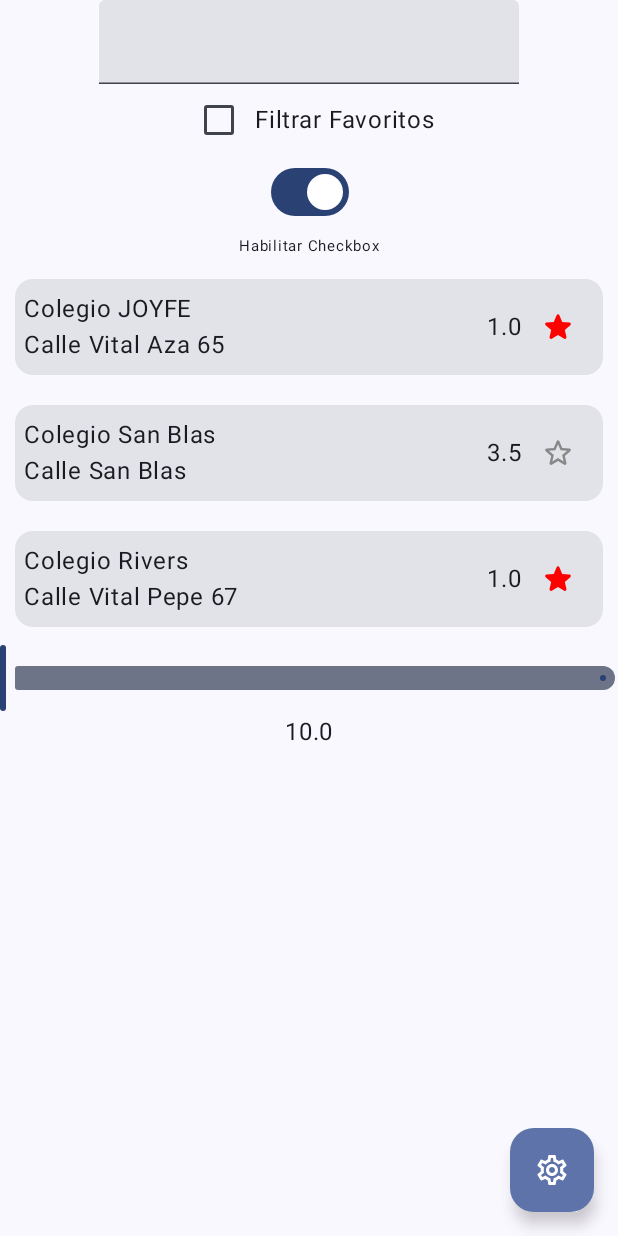
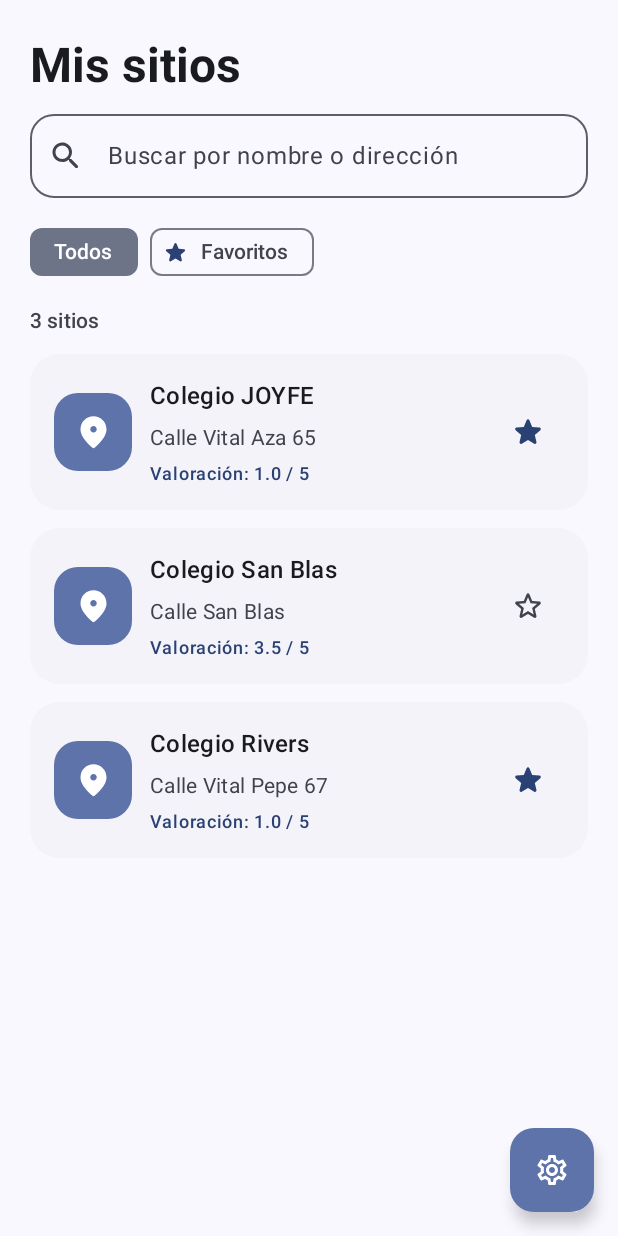
Before and after one commit to marioProfeJOYFE/Planes, an Android app built with Jetpack Compose: the screen it shows after launch (MainActivity), on a phone screen of 412 x 824 dp. Run offline under Robolectric (Android 15) with nearby library versions, the phone set to English and light mode, and no system bars; our stand-ins replace Navigation 3.

Commit message:
Nuevos diseños

```diff
--- a/app/src/main/java/com/mrh/planes/ui/component/SiteCard.kt
+++ b/app/src/main/java/com/mrh/planes/ui/component/SiteCard.kt
@@ -1,28 +1,34 @@
 package com.mrh.planes.ui.component
 
+import androidx.compose.foundation.background
 import androidx.compose.foundation.layout.Arrangement
+import androidx.compose.foundation.layout.Box
 import androidx.compose.foundation.layout.Column
 import androidx.compose.foundation.layout.Row
 import androidx.compose.foundation.layout.fillMaxWidth
 import androidx.compose.foundation.layout.padding
+import androidx.compose.foundation.layout.size
+import androidx.compose.foundation.shape.RoundedCornerShape
 import androidx.compose.material.icons.Icons
+import androidx.compose.material.icons.rounded.LocationOn
 import androidx.compose.material.icons.rounded.Star
 import androidx.compose.material.icons.rounded.StarBorder
 import androidx.compose.material3.Card
+import androidx.compose.material3.CardDefaults
 import androidx.compose.material3.Icon
 import androidx.compose.material3.IconButton
+import androidx.compose.material3.MaterialTheme
 import androidx.compose.material3.Text
 import androidx.compose.runtime.Composable
-import androidx.compose.runtime.getValue
-import androidx.compose.runtime.mutableStateOf
-import androidx.compose.runtime.remember
-import androidx.compose.runtime.setValue
 import androidx.compose.ui.Alignment
 import androidx.compose.ui.Modifier
-import androidx.compose.ui.graphics.Color
+import androidx.compose.ui.draw.clip
+import androidx.compose.ui.text.font.FontWeight
+import androidx.compose.ui.text.style.TextOverflow
 import androidx.compose.ui.tooling.preview.Preview
 import androidx.compose.ui.unit.dp
 import com.mrh.planes.data.Site
+import com.mrh.planes.ui.theme.PlanesTheme
 
 @Composable
 fun SiteCard(
@@ -31,64 +37,123 @@ fun SiteCard(
     onClick: (Int) -> Unit
 ) {
     Card(
-        modifier = Modifier
-            .fillMaxWidth()
-            .padding(10.dp),
         onClick = {
             onClick(sitio.id)
-        }
+        },
+        modifier = Modifier.fillMaxWidth(),
+        shape = RoundedCornerShape(20.dp),
+        colors = CardDefaults.cardColors(
+            containerColor = MaterialTheme.colorScheme.surfaceContainerLow
+        )
     ) {
         Row(
             modifier = Modifier
                 .fillMaxWidth()
-                .padding(
-                    horizontal = 6.dp,
-                    vertical = 8.dp
-                ),
+                .padding(16.dp),
             verticalAlignment = Alignment.CenterVertically,
-            horizontalArrangement = Arrangement.SpaceBetween
+            horizontalArrangement = Arrangement.spacedBy(12.dp)
         ) {
-            Column() {
-                Text(text = sitio.nombre)
-                Text(text = sitio.direccion)
-            }
-            Row(
-                verticalAlignment = Alignment.CenterVertically
-            ) {
-                Text(text = sitio.rating.toString())
-                IconButton(
-                    //IGUAL DE VALIDO (SOLO UNA ACCION)
-                    //onClick = onFavoritoClick
-                    onClick = {
-                        onFavoritoClick()
-                    }
+            // Icono del sitio
+            Box(
+                modifier = Modifier
+                    .size(52.dp)
+                    .clip(RoundedCornerShape(16.dp))
+                    .background(MaterialTheme.colorScheme.primaryContainer),
+                contentAlignment = Alignment.Center
             ) {
                 Icon(
-                        imageVector = if (sitio.esFavorito) Icons.Rounded.Star else Icons.Rounded.StarBorder,
-                        contentDescription = "Icono de Estrella",
-                        tint = if(sitio.esFavorito) Color.Red else Color.Gray
+                    imageVector = Icons.Rounded.LocationOn,
+                    contentDescription = null,
+                    tint = MaterialTheme.colorScheme.onPrimaryContainer,
+                    modifier = Modifier.size(26.dp)
+                )
+            }
+
+            // Información: ocupa el espacio disponible.
+            Column(
+                modifier = Modifier.weight(1f),
+                verticalArrangement = Arrangement.spacedBy(6.dp)
+            ) {
+                Text(
+                    text = sitio.nombre,
+                    style = MaterialTheme.typography.titleMedium,
+                    fontWeight = FontWeight.SemiBold,
+                    maxLines = 2,
+                    overflow = TextOverflow.Ellipsis
+                )
+
+                Text(
+                    text = sitio.direccion,
+                    style = MaterialTheme.typography.bodyMedium,
+                    color = MaterialTheme.colorScheme.onSurfaceVariant,
+                    maxLines = 2,
+                    overflow = TextOverflow.Ellipsis
+                )
+
+                Text(
+                    text = "Valoración: ${sitio.rating} / 5",
+                    style = MaterialTheme.typography.labelMedium,
+                    color = MaterialTheme.colorScheme.primary
+                )
+            }
+
+            // La estrella comunica la acción a la pantalla.
+            IconButton(
+                onClick = onFavoritoClick
+            ) {
+                Icon(
+                    imageVector = if (sitio.esFavorito) {
+                        Icons.Rounded.Star
+                    } else {
+                        Icons.Rounded.StarBorder
+                    },
+                    contentDescription = if (sitio.esFavorito) {
+                        "Quitar ${sitio.nombre} de favoritos"
+                    } else {
+                        "Añadir ${sitio.nombre} a favoritos"
+                    },
+                    tint = if (sitio.esFavorito) {
+                        MaterialTheme.colorScheme.primary
+                    } else {
+                        MaterialTheme.colorScheme.onSurfaceVariant
+                    }
                 )
             }
         }
     }
 }
-}
 
+@Preview(showBackground = true)
 @Composable
-@Preview
 fun SiteCardPreview() {
+    PlanesTheme {
+        Column(
+            modifier = Modifier.padding(20.dp),
+            verticalArrangement = Arrangement.spacedBy(12.dp)
+        ) {
             SiteCard(
                 sitio = Site(
                     id = 0,
                     nombre = "Colegio JOYFE",
                     direccion = "Calle Vital Aza 65",
+                    rating = 4.5,
                     esFavorito = true
                 ),
-        onFavoritoClick = {
-            //DEFINIMOS LA ACCION
-        },
-        onClick = {
+                onFavoritoClick = {},
+                onClick = {}
+            )
 
-        }
+            SiteCard(
+                sitio = Site(
+                    id = 1,
+                    nombre = "Colegio San Blas",
+                    direccion = "Calle San Blas",
+                    rating = 3.5,
+                    esFavorito = false
+                ),
+                onFavoritoClick = {},
+                onClick = {}
             )
         }
+    }
+}
--- a/app/src/main/java/com/mrh/planes/ui/screen/SitesScreen.kt
+++ b/app/src/main/java/com/mrh/planes/ui/screen/SitesScreen.kt
@@ -1,174 +1,252 @@
 package com.mrh.planes.ui.screen
 
-import androidx.compose.foundation.layout.Column
-import androidx.compose.foundation.layout.Row
-import androidx.compose.foundation.layout.fillMaxWidth
+import androidx.compose.foundation.layout.*
 import androidx.compose.foundation.lazy.LazyColumn
 import androidx.compose.foundation.lazy.items
+import androidx.compose.foundation.shape.RoundedCornerShape
 import androidx.compose.foundation.text.KeyboardActions
 import androidx.compose.foundation.text.KeyboardOptions
-import androidx.compose.material3.Checkbox
-import androidx.compose.material3.Slider
-import androidx.compose.material3.Switch
-import androidx.compose.material3.Text
-import androidx.compose.material3.TextField
-import androidx.compose.runtime.Composable
-import androidx.compose.runtime.getValue
-import androidx.compose.runtime.mutableStateOf
-import androidx.compose.runtime.remember
-import androidx.compose.runtime.setValue
+import androidx.compose.material.icons.Icons
+import androidx.compose.material.icons.rounded.Close
+import androidx.compose.material.icons.rounded.Search
+import androidx.compose.material.icons.rounded.Star
+import androidx.compose.material3.*
+import androidx.compose.runtime.*
 import androidx.compose.ui.Alignment
 import androidx.compose.ui.Modifier
+import androidx.compose.ui.platform.LocalSoftwareKeyboardController
+import androidx.compose.ui.text.font.FontWeight
 import androidx.compose.ui.text.input.ImeAction
-import androidx.compose.ui.text.input.KeyboardType
 import androidx.compose.ui.tooling.preview.Preview
-import androidx.compose.ui.unit.sp
-import com.mrh.planes.data.Site
+import androidx.compose.ui.unit.dp
 import com.mrh.planes.data.listaSitios
 import com.mrh.planes.ui.component.SiteCard
 import com.mrh.planes.ui.state.SitesUiState
-import kotlin.collections.mutableListOf
+import com.mrh.planes.ui.theme.PlanesTheme
 
 @Composable
 fun SitesScreen(
     uiState: SitesUiState,
     modifier: Modifier = Modifier,
-    onFavoriteClick:(Int) -> Unit,
+    onFavoriteClick: (Int) -> Unit,
     onDetailNavigation: (Int) -> Unit
 ) {
+    // En clase trasladaremos la búsqueda al ViewModel.
+    var textoBusqueda by remember { mutableStateOf("") }
+    var soloFavoritos by remember { mutableStateOf(false) }
 
-    //DATOS QUE MUESTRA LA INTERFAZ
+    val teclado = LocalSoftwareKeyboardController.current
 
-    // Variable para buscar en la lista de sitios (escribiendo en la caja de texto)
-    var textoBusqueda by remember { mutableStateOf("") }
+    // Calculamos los resultados a partir de los datos actuales.
+    val sitiosFiltrados = uiState.sitios.filter { sitio ->
+        val coincideBusqueda =
+            sitio.nombre.contains(textoBusqueda, ignoreCase = true) ||
+                    sitio.direccion.contains(textoBusqueda, ignoreCase = true)
 
-    var isCheckBoxFavPresionado by remember { mutableStateOf(false) }
+        val coincideFavorito = !soloFavoritos || sitio.esFavorito
 
-    var isSwitchFavPresionado by remember { mutableStateOf(true) }
+        coincideBusqueda && coincideFavorito
+    }
 
-    var sliderValue by remember { mutableStateOf(10f) }
-
-    // LAMBDA que filtrará la lista, tanto por el [textoBusqueda]
-    // como por [isCheckBoxFavPresionado]
-    val listaFiltrada = { listaSitios: List<Site>, esPresionado: Boolean ->
-        var listaFinal = listOf<Site>()
-        if (esPresionado) {
-            listaFinal = listaSitios.filter { sitio: Site ->
-                //sitio.esFavorito == true Y (sitio.nombre o sitio.direccion contengan textoBusqueda == true)
-                sitio.esFavorito &&
-                        //PARENTESIS ENTRE AMBAS CONDICIONES
-                        (sitio.nombre.contains(textoBusqueda, ignoreCase = true) ||
-                                sitio.direccion.contains(textoBusqueda, ignoreCase = true))
-            }
-        } else {
-            listaFinal = listaSitios.filter { sitio: Site ->
-                sitio.nombre.contains(textoBusqueda, ignoreCase = true) ||
-                        sitio.direccion.contains(textoBusqueda, ignoreCase = true)
+    LazyColumn(
+        modifier = modifier.fillMaxSize(),
+        contentPadding = PaddingValues(
+            horizontal = 20.dp,
+            vertical = 24.dp
+        ),
+        verticalArrangement = Arrangement.spacedBy(12.dp)
+    ) {
+        // Cabecera
+        item {
+            Column(
+                verticalArrangement = Arrangement.spacedBy(6.dp)
+            ) {
+                Text(
+                    text = "Mis sitios",
+                    style = MaterialTheme.typography.headlineLarge,
+                    fontWeight = FontWeight.Bold
+                )
             }
         }
-        // NO HAY RETURN EXPLICITO ->
-        // directamente se referencia la variable o valor
-        listaFinal
-    }
 
-
-    // INTERFAZ
-    LazyColumn(
-        modifier = modifier.fillMaxWidth(),
-        horizontalAlignment = Alignment.CenterHorizontally
-    ) {
-        // item -> Elemento en PARTICULAR, SOLO UNO
+        // Buscador
         item {
-            TextField(
+            OutlinedTextField(
                 value = textoBusqueda,
-                onValueChange = { textoUsuario ->
-                    textoBusqueda = textoUsuario
+                onValueChange = { texto ->
+                    textoBusqueda = texto
                 },
-                maxLines = 1,
-                // TODO: Acciones a definir en el teclado
+                modifier = Modifier.fillMaxWidth(),
+                placeholder = {
+                    Text(text = "Buscar por nombre o dirección")
+                },
+                leadingIcon = {
+                    Icon(
+                        imageVector = Icons.Rounded.Search,
+                        contentDescription = null
+                    )
+                },
+                trailingIcon = {
+                    if (textoBusqueda.isNotEmpty()) {
+                        IconButton(
+                            onClick = {
+                                textoBusqueda = ""
+                            }
+                        ) {
+                            Icon(
+                                imageVector = Icons.Rounded.Close,
+                                contentDescription = "Limpiar búsqueda"
+                            )
+                        }
+                    }
+                },
+                singleLine = true,
+                shape = RoundedCornerShape(16.dp),
+                keyboardOptions = KeyboardOptions(
+                    imeAction = ImeAction.Search
+                ),
                 keyboardActions = KeyboardActions(
-                    // TODO: Definir que hacer
-                ),
-                keyboardOptions = KeyboardOptions(
-                    imeAction = ImeAction.Search,
-                    keyboardType = KeyboardType.Text
+                    onSearch = {
+                        teclado?.hide()
+                    }
                 )
             )
         }
 
-        // Elemento que contendrá el ChechBox y un texto
+        // Filtros
         item {
             Row(
-                verticalAlignment = Alignment.CenterVertically
+                horizontalArrangement = Arrangement.spacedBy(8.dp)
             ) {
-                Checkbox(
-                    onCheckedChange = {
-                        isCheckBoxFavPresionado = !isCheckBoxFavPresionado
+                FilterChip(
+                    selected = !soloFavoritos,
+                    onClick = {
+                        soloFavoritos = false
                     },
-                    checked = isCheckBoxFavPresionado,
-                    enabled = isSwitchFavPresionado
+                    label = {
+                        Text(text = "Todos")
+                    }
                 )
-                Text(text = "Filtrar Favoritos")
+
+                FilterChip(
+                    selected = soloFavoritos,
+                    onClick = {
+                        soloFavoritos = true
+                    },
+                    label = {
+                        Text(text = "Favoritos")
+                    },
+                    leadingIcon = {
+                        Icon(
+                            imageVector = Icons.Rounded.Star,
+                            contentDescription = null,
+                            modifier = Modifier.size(18.dp)
+                        )
+                    }
+                )
             }
         }
 
-        //Elemento que contendrá el Switch que habilitará el Checkbox
-        item {
-            Column(
-                horizontalAlignment = Alignment.CenterHorizontally
-            ) {
-                Switch(
-                    checked = isSwitchFavPresionado,
-                    onCheckedChange = {
-                        isSwitchFavPresionado = !isSwitchFavPresionado
-                        isCheckBoxFavPresionado = false
+        when {
+            uiState.isLoading -> {
+                item {
+                    Box(
+                        modifier = Modifier
+                            .fillMaxWidth()
+                            .padding(32.dp),
+                        contentAlignment = Alignment.Center
+                    ) {
+                        CircularProgressIndicator()
                     }
-                )
-                Text(text = "Habilitar Checkbox", fontSize = sliderValue.sp)
+                }
             }
 
-        }
+            uiState.errorMessage != null -> {
+                item {
+                    Text(
+                        text = uiState.errorMessage,
+                        color = MaterialTheme.colorScheme.error,
+                        modifier = Modifier.padding(vertical = 16.dp)
+                    )
+                }
+            }
 
-        //Estamos pintando los elementos de la lista, pero, al tener la llamada a filter,
-        // solo pintaremos los elementos que cumplan la condicion
-        // En este caso la condicion es que el textoBusqueda
-        // contenga caracteres del nombre o direccion de un sitio
-        items(
-            listaFiltrada(uiState.sitios, isCheckBoxFavPresionado),
-            //Para no perder informacion al filtrar,
-            //hay que especificar cual es el identificador unico de un elemento
-            key = { sitio: Site ->
-                sitio.id
+            sitiosFiltrados.isEmpty() -> {
+                item {
+                    Card(
+                        modifier = Modifier.fillMaxWidth(),
+                        shape = RoundedCornerShape(20.dp),
+                        colors = CardDefaults.cardColors(
+                            containerColor =
+                                MaterialTheme.colorScheme.surfaceContainer
+                        )
+                    ) {
+                        Column(
+                            modifier = Modifier.padding(24.dp),
+                            verticalArrangement = Arrangement.spacedBy(8.dp)
+                        ) {
+                            Text(
+                                text = "No hay sitios que mostrar",
+                                style = MaterialTheme.typography.titleMedium,
+                                fontWeight = FontWeight.Bold
+                            )
+
+                            Text(
+                                text = if (textoBusqueda.isNotBlank()) {
+                                    "Prueba con otro nombre o dirección."
+                                } else if (soloFavoritos) {
+                                    "Pulsa la estrella de un sitio para guardarlo."
+                                } else {
+                                    "Aquí aparecerán tus sitios."
+                                },
+                                color =
+                                    MaterialTheme.colorScheme.onSurfaceVariant
+                            )
+                        }
+                    }
+                }
             }
-        ) { sitio: Site ->
-            SiteCard(
-                sitio = sitio,
-                onClick = { sitioId ->
-                    onDetailNavigation(sitioId)
-                },
-                onFavoritoClick = {
-                    onFavoriteClick(sitio.id)
+
+            else -> {
+                item {
+                    Text(
+                        text = if (sitiosFiltrados.size == 1) {
+                            "1 sitio"
+                        } else {
+                            "${sitiosFiltrados.size} sitios"
+                        },
+                        style = MaterialTheme.typography.titleSmall,
+                        color = MaterialTheme.colorScheme.onSurfaceVariant
+                    )
                 }
-            )
-        }
 
-        item {
-            Slider(
-                value = sliderValue,
-                onValueChange = { valorUsuario ->
-                    sliderValue = valorUsuario
-                },
-                valueRange = 10f..25f,
-                //steps = 5
-            )
-            Text(text = sliderValue.toString())
+                items(
+                    items = sitiosFiltrados,
+                    key = { sitio -> sitio.id }
+                ) { sitio ->
+                    SiteCard(
+                        sitio = sitio,
+                        onFavoritoClick = {
+                            onFavoriteClick(sitio.id)
+                        },
+                        onClick = { sitioId ->
+                            onDetailNavigation(sitioId)
+                        }
+                    )
+                }
+            }
         }
     }
 }
 
-
+@Preview(showBackground = true)
 @Composable
-@Preview
 fun SitesScreenPreview() {
-    //SitesScreen(onDetailNavigation = {})
+    PlanesTheme {
+        SitesScreen(
+            uiState = SitesUiState(sitios = listaSitios),
+            onFavoriteClick = {},
+            onDetailNavigation = {}
+        )
+    }
 }
```
Also changed, not shown: app/src/main/java/com/mrh/planes/ui/component/SiteCardOld.kt (added, +90 -0 lines), app/src/main/java/com/mrh/planes/ui/screen/SitesScreenOld.kt (added, +179 -0 lines). Lines whose indentation alone changed are shown as unchanged.
